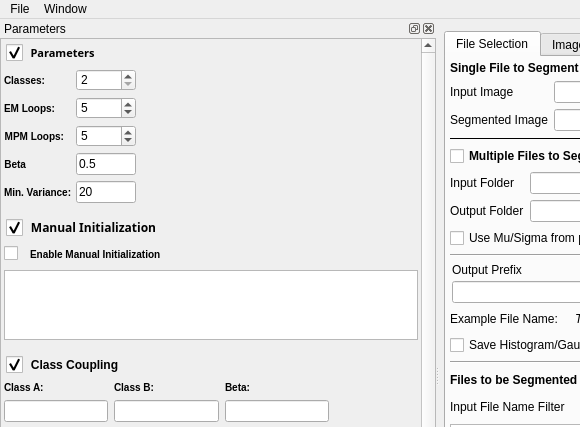
Qt form Code/EmMpmGui/UI_Files/EmMpmGui.ui (BlueQuartzSoftware/EMMPMWorkbench) before a commit; both pictures show x 0 to 580 and y 0 to 427 of the 1129 by 753 pixel window.
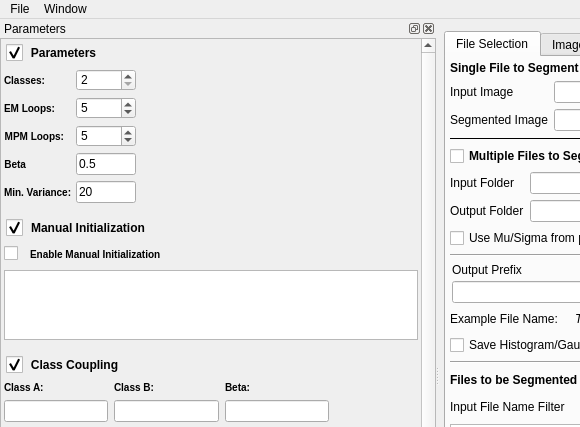
The same form after that commit. Icons and pictures are not drawn. Custom widgets are drawn as their Qt base class.

Commit message: Fixing layout issues on OS X

The edit to the form file:
```diff
--- a/Code/EmMpmGui/UI_Files/EmMpmGui.ui
+++ b/Code/EmMpmGui/UI_Files/EmMpmGui.ui
@@ -986,8 +986,8 @@
          <rect>
           <x>0</x>
           <y>0</y>
-          <width>326</width>
-          <height>792</height>
+          <width>370</width>
+          <height>860</height>
          </rect>
         </property>
         <layout class="QVBoxLayout" name="verticalLayout_4">
@@ -1020,15 +1020,6 @@
              <height>0</height>
             </size>
            </property>
-           <property name="font">
-            <font>
-             <family>10 12pt Arial</family>
-             <pointsize>8</pointsize>
-             <weight>75</weight>
-             <italic>false</italic>
-             <bold>true</bold>
-            </font>
-           </property>
            <property name="styleSheet">
             <string notr="true">QGroupBox
 {
@@ -1442,14 +1433,6 @@
              <verstretch>0</verstretch>
             </sizepolicy>
            </property>
-           <property name="font">
-            <font>
-             <family>10 12pt Arial</family>
-             <weight>75</weight>
-             <italic>false</italic>
-             <bold>true</bold>
-            </font>
-           </property>
            <property name="styleSheet">
             <string notr="true">QGroupBox
 {
```
Left out of the diff: 4 changed lines with no effect on the pictures.
